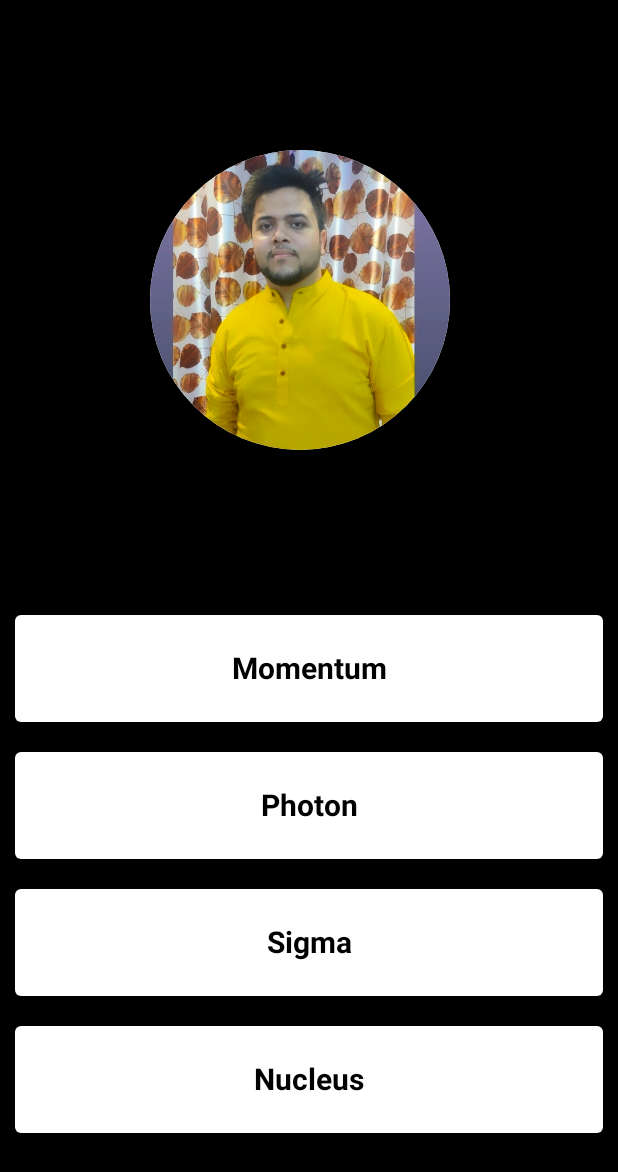
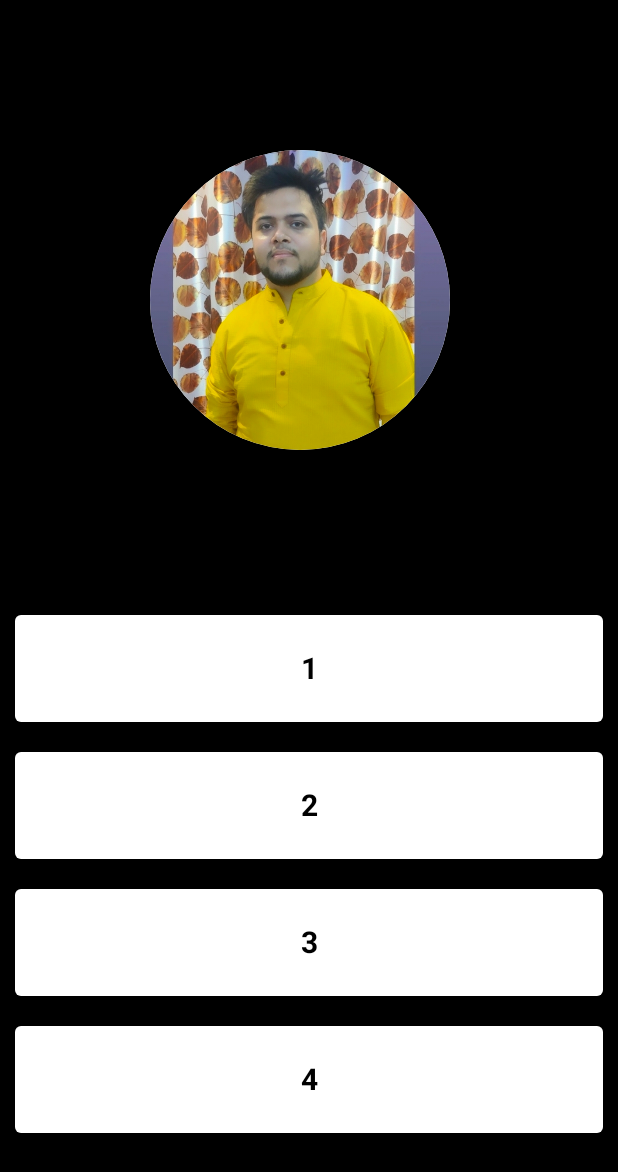
Before and after one commit to shivam-S-bisht/quiz-hack, an Android app built with Jetpack Compose: the screen it shows after launch (MainActivity), on a phone screen of 412 x 824 dp. Shown: the top 1172 px of the screen. Run offline under Robolectric (Android 15) with nearby library versions, the phone set to English and light mode, and no system bars.

Commit message:
fixed data flow

```diff
--- a/ComposoThon/app/src/main/java/com/example/composothon/MainActivity.kt
+++ b/ComposoThon/app/src/main/java/com/example/composothon/MainActivity.kt
@@ -38,6 +38,8 @@ class MainActivity : ComponentActivity() {
                     modifier = Modifier.fillMaxSize(),
                     color = MaterialTheme.colors.background
                 ) {
+                    val teams = listOf<String>("1", "2", "3", "4")
+                    val answer = "1";
                     val painter = painterResource(id = R.drawable.vaibhav)
                     Box(modifier = Modifier
                         .fillMaxSize()
@@ -45,9 +47,9 @@ class MainActivity : ComponentActivity() {
                     ){
                         Column {
                             LogoDesign(painter = painter )
-                            CardPoint({
-                                Log.i("$it","$it")
-                            })
+                            CardPoint(answer, teams){
+
+                            }
                         }
                     }
                 }
@@ -70,36 +72,40 @@ fun LogoDesign(painter:Painter){
 }
 }
 
+@Composable
+fun successDesign(painter:Painter){
+    Card(
+        shape = RoundedCornerShape(100.dp),
+        elevation = 5.dp,
+        modifier = Modifier.padding(100.dp)
+    ){
+        Image(painter = painter, contentDescription = "xyc" ,modifier = Modifier
+            .height(200.dp)
+            .width(200.dp)
+        )
+    }
+}
+
 @OptIn(ExperimentalMaterialApi::class)
 @Composable
-fun CardPoint(selectedItem:(String)->Unit){
-//    val list = listOf(
-//        painterResource(id = R.drawable.momentum),
-//        painterResource(id = R.drawable.momentum),
-//        painterResource(id = R.drawable.momentum),
-//        painterResource(id = R.drawable.momentum))
-
-    val arr = listOf("Momentum","Photon","Sigma","Nucleus")
+fun CardPoint(answer: String, teams: List<String>, correct:(Boolean)->Unit){
     val value = remember {
         mutableStateOf(value = false)
     }
     LazyColumn{
-        items(count = arr.count()){ item->
+        items(count = teams.count()){ item->
             Row(horizontalArrangement = Arrangement.Center) {
-                CardHOC(arr[item],value = value.value){
+                CardHOC(teams[item],value = value.value, answer){
                     value.value = it
+                    correct(it)
                 }
             }
         }
     }
 }
-@Composable
-fun Greeting(s: String,) {
-//    Text(text = "Hello $name!")
-}
 
 @Composable
-fun CardHOC(text: String, value: Boolean, event:(Boolean)->Unit) {
+fun CardHOC(text: String, value: Boolean, answer: String, event:(Boolean)->Unit) {
     val checkAnsState = remember {
         mutableStateOf(value = Color.White)
     }
@@ -108,19 +114,15 @@ fun CardHOC(text: String, value: Boolean, event:(Boolean)->Unit) {
         .padding(10.dp)
         .clickable(enabled = !value) {
 //            selectedItem(text)
-
             if (!value) {
-                if(text == "Sigma"){
+                if(text == answer){
                     checkAnsState.value = Color.Green
-                } else{
+                } else {
                     checkAnsState.value = Color.Red
                 }
                 event(true)
             }
         },
-
-
-
         backgroundColor = checkAnsState.value
     ){
         Text(
@@ -135,11 +137,3 @@ fun CardHOC(text: String, value: Boolean, event:(Boolean)->Unit) {
         )
     }
 }
-
-@Preview(showBackground = true)
-@Composable
-fun DefaultPreview() {
-    ComposoThonTheme {
-        Greeting("Name")
-    }
-}
```
